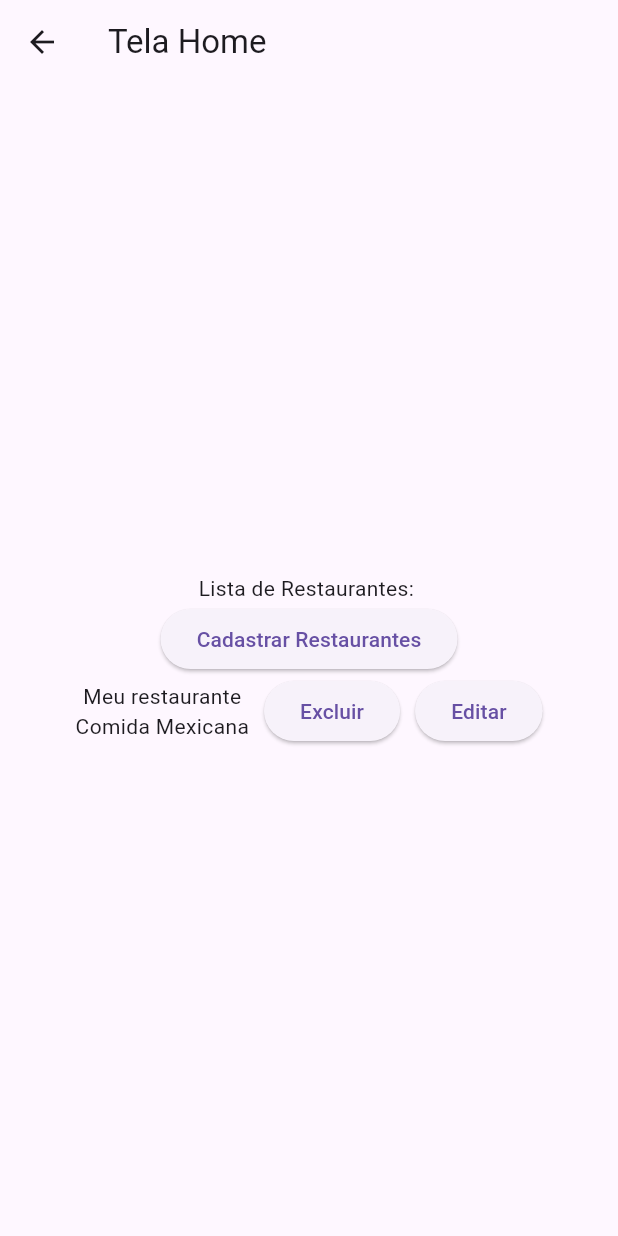
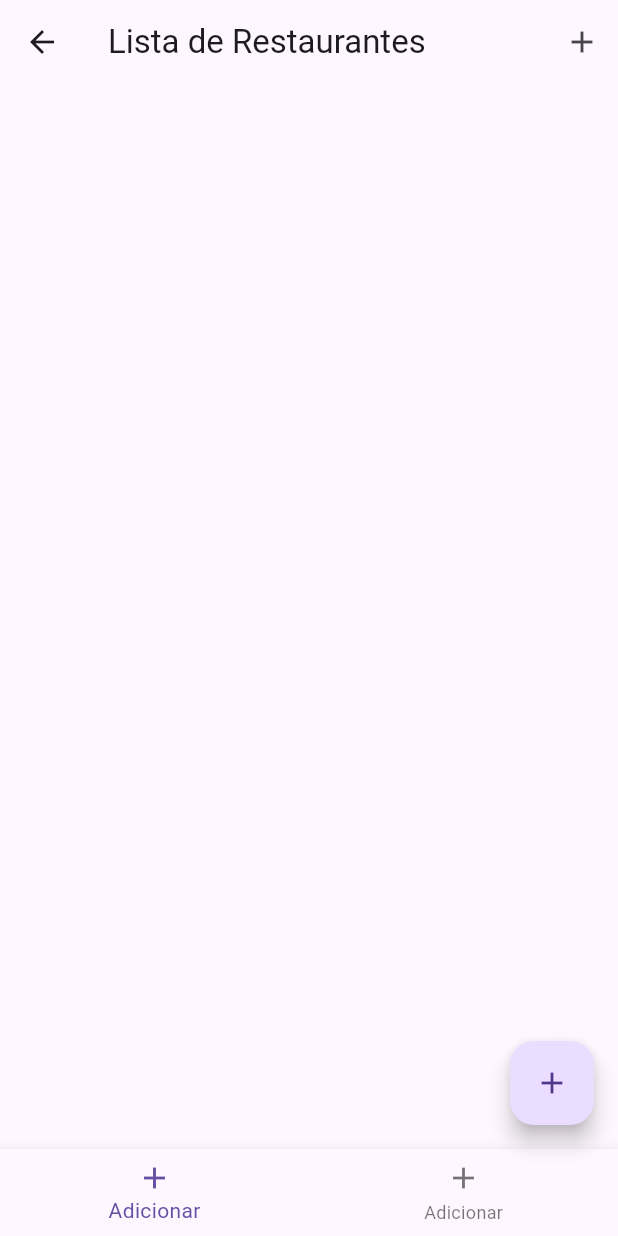
Before and after one commit to niick2500/mimpedir, a Flutter app: the TelaHome screen opened directly, on a phone screen of 412 x 824 dp. Run offline on Flutter 3.47's test engine with Material 3 defaults, Android fonts, the phone set to English and light mode, and no system bars; our stand-ins replace sqflite; accounts and stored records are empty; statements that could not run were skipped.

Commit message:
criando restaurante_DAO e modificando a tela home e trazendo os dados do banco

```diff
--- a/lib/tela_home.dart
+++ b/lib/tela_home.dart
@@ -1,43 +1,81 @@
 import 'package:flutter/material.dart';
+import 'package:mimpedir/banco/restaurante_DAO.dart';
 import 'package:mimpedir/tela_cad_restaurante.dart';
 import 'package:mimpedir/tela_editar_restaurante.dart';
 
-class TelaHome extends StatelessWidget{
+class TelaHome extends StatefulWidget {
   TelaHome({super.key});
+
+  @override
+  State<TelaHome> createState() => TelaHomeState();
+}
+
+class TelaHomeState extends State<TelaHome>{
+  List<Restaurante> restaurantes = [];
+
+  @override
+void initState(){
+  super.initState();
+  carregarRestaurantes();
+}
+
+
+  Future<void> carregarRestaurantes() async{
+    final lista = await RestauranteDAO.listarTodos()
+        setState(() {
+          restaurantes = lista;
+        });
+  }
 
   @override
   Widget build(BuildContext context) {
     return Scaffold(
-      appBar: AppBar(title: const Text('Tela Home')),
+      appBar: AppBar(title: const Text('Lista de Restaurantes'),
+        actions: [
+          IconButton(
+              onPressed: (){
+                Navigator.push(context, MaterialPageRoute(builder: (context) => TelaEditarRestaurante()));
+          },
+          icon: Icon(Icons.add)
+          )
+        ],
+      ),
       body: Padding(padding: const EdgeInsets.all(20),
-        child: Column(
-          mainAxisAlignment: MainAxisAlignment.center,
-          children: [
-            Text("Lista de Restaurantes: "),
-            ElevatedButton(onPressed: (){
-              Navigator.push(context, MaterialPageRoute(builder: (context) => TelaCadRestaurante()));
-            }, child: Text("Cadastrar Restaurantes")),
-            Row(
-              mainAxisAlignment: MainAxisAlignment.center,
-              children:
-              [
-                Column(
+        child: ListView.builder(
+          itemCount: restaurantes.length,
+          itemBuilder: (context, index){
+            final r = restaurantes[index];
+            return Card(
+              margin: EdgeInsets.symmetric(vertical: 8),
+              child: ListTile(
+                title: Text(r.nome ?? 'sem nome'),
+                subtitle: Text('ID: ${r.codigo}'),
+                trailing: Row(
+                  mainAxisSize: MainAxisSize.min,
                   children: [
-                    Text("Meu restaurante"),
-                    Text("Comida Mexicana")
+                    IconButton(onPressed: (){
+                      Navigator.push(context, MaterialPageRoute(builder: (context) => TelaEditarRestaurante()));
+                    },icon: Icon(Icons.edit, color: Colors.blue)),
+                    IconButton(onPressed: (){}, icon: Icon(Icons.delete, color: Colors.red,)),
                   ],
                 ),
-                SizedBox(width: 10,),
-                ElevatedButton(onPressed: (){}, child: Text("Excluir")),
-                SizedBox(width: 10,),
-                ElevatedButton(onPressed: (){
-                  Navigator.push(context, MaterialPageRoute(builder: (context) => TelaEditarRestaurante()));
-                }, child: Text("Editar")),
-               ],
-            ),
+              ),
+            );
+          },
+        )
+      ),
+      floatingActionButton: FloatingActionButton(
+          onPressed: (){
+            Navigator.push(context, MaterialPageRoute(builder: (context) => TelaEditarRestaurante()));
+          },
+          child: Icon(Icons.add),
+      ),
+      bottomNavigationBar: BottomNavigationBar(
+          items: const<BottomNavigationBarItem>[
+            BottomNavigationBarItem(icon: Icon(Icons.add), label: 'Adicionar'),
+            BottomNavigationBarItem(icon: Icon(Icons.add), label: 'Adicionar')
           ],
-        )
-      )
+      ),
     );
   }
 }
```
Also changed, not shown: lib/banco/restaurante_DAO.dart (added, +18 -0 lines), lib/restaurante.dart (added), lib/tipo.dart (added), 1 other file.
